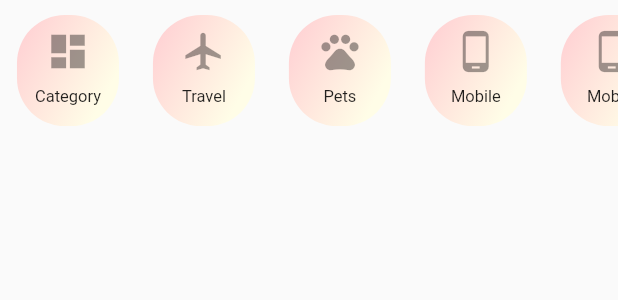
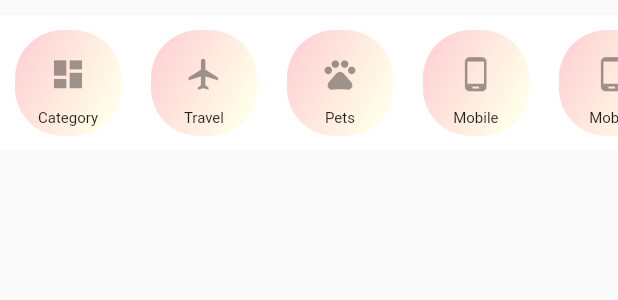
Before and after one commit to iqbalfaaizi/skuisy-app, a Flutter app: the HomeActions widget shown alone on an empty page, opened directly, on a phone screen of 412 x 824 dp. Shown: the top 300 px of the screen. Run offline on Flutter 3.47's test engine with Material 2 defaults, Android fonts, the phone set to English and light mode, and no system bars; our stand-ins replace carousel_slider, dio; missing offline and left inert: ff_navigation_bar; network calls fail.

Commit message:
fix category  widget

```diff
--- a/lib/ui/widgets/home_actions.dart
+++ b/lib/ui/widgets/home_actions.dart
@@ -6,55 +6,57 @@ class HomeActions extends StatefulWidget {
 }
 
 class _HomeActionsState extends State<HomeActions> {
-
   Widget _buildAction(String tag) {
     return Container(
         width: MediaQuery.of(context).size.width * 0.22,
+        padding: EdgeInsets.symmetric(horizontal: 10),
         color: Colors.transparent,
-      child: Center(
         child: Container(
-          padding: EdgeInsets.only(left: 10, right: 10),
             decoration: ShapeDecoration(
                 shape: RoundedRectangleBorder(
                   borderRadius: BorderRadius.circular(32),
                 ),
-            gradient: LinearGradient(colors: [
-              Colors.red[100],
-              Colors.yellow[50]
-            ], begin: FractionalOffset.topLeft)
-          ),
+                gradient: LinearGradient(
+                    colors: [Colors.red[100], Colors.yellow[50]],
+                    begin: FractionalOffset.topLeft)),
             child: Column(
+              mainAxisAlignment: MainAxisAlignment.center,
               children: <Widget>[
                 IconButton(
                   icon: Icon(
-                  tag == 'category' ? Icons.dashboard :
-                  tag == 'travel' ? Icons.flight :
-                  tag == 'pets' ? Icons.pets :
-                  tag == 'phone' ? Icons.phone_android :
-                  Icons.ac_unit,
-                  size: 30,
+                    tag == 'category'
+                        ? Icons.dashboard
+                        : tag == 'travel'
+                            ? Icons.flight
+                            : tag == 'pets'
+                                ? Icons.pets
+                                : tag == 'phone'
+                                    ? Icons.phone_android
+                                    : Icons.ac_unit,
+                    size: 25,
                   ),
                 ),
                 Text(
-                tag == 'category' ? 'Category' :
-                tag == 'travel' ? 'Travel' :
-                tag == 'pets' ? 'Pets' :
-                tag == 'phone' ? 'Mobile' :
-                'Unknown',
-                style: TextStyle(fontSize: 11),
+                  tag == 'category'
+                      ? 'Category'
+                      : tag == 'travel'
+                          ? 'Travel'
+                          : tag == 'pets'
+                              ? 'Pets'
+                              : tag == 'phone' ? 'Mobile' : 'Unknown',
+                  style: TextStyle(fontSize: 10),
                 )
               ],
-          )
-        )
-      ),
-    );
+            )));
   }
 
   @override
   Widget build(BuildContext context) {
     return Container(
       margin: EdgeInsets.only(top: 10),
-      height: MediaQuery.of(context).size.height * 0.09,
+      padding: EdgeInsets.symmetric(vertical: 10),
+      color: Colors.white,
+      height: MediaQuery.of(context).size.height * 0.11,
       child: ListView(
         scrollDirection: Axis.horizontal,
         children: <Widget>[
```
Lines whose indentation alone changed are shown as unchanged.
